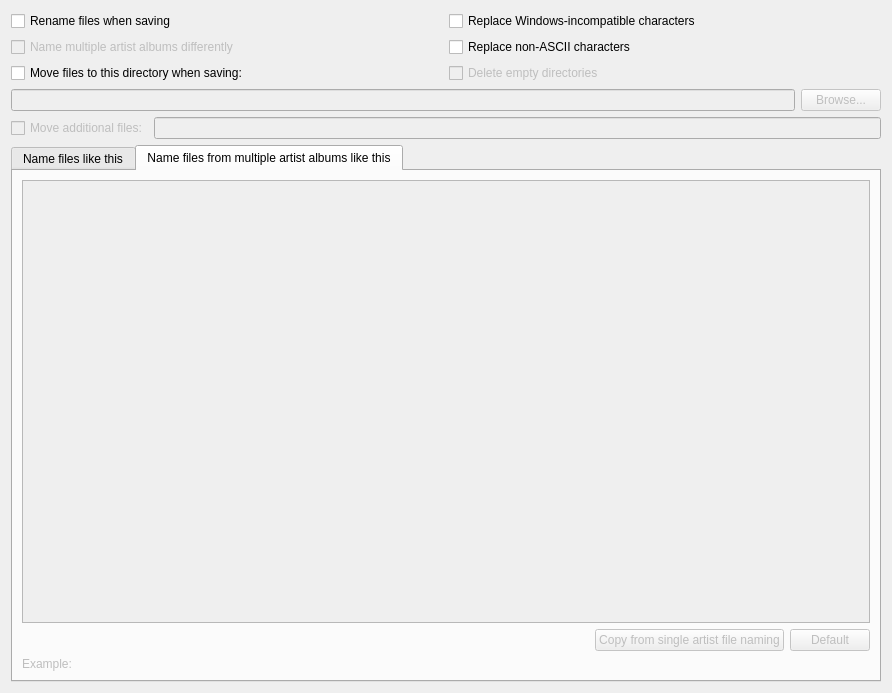
Old version of the form ui/options_renaming.ui in the repository metabrainz/picard.
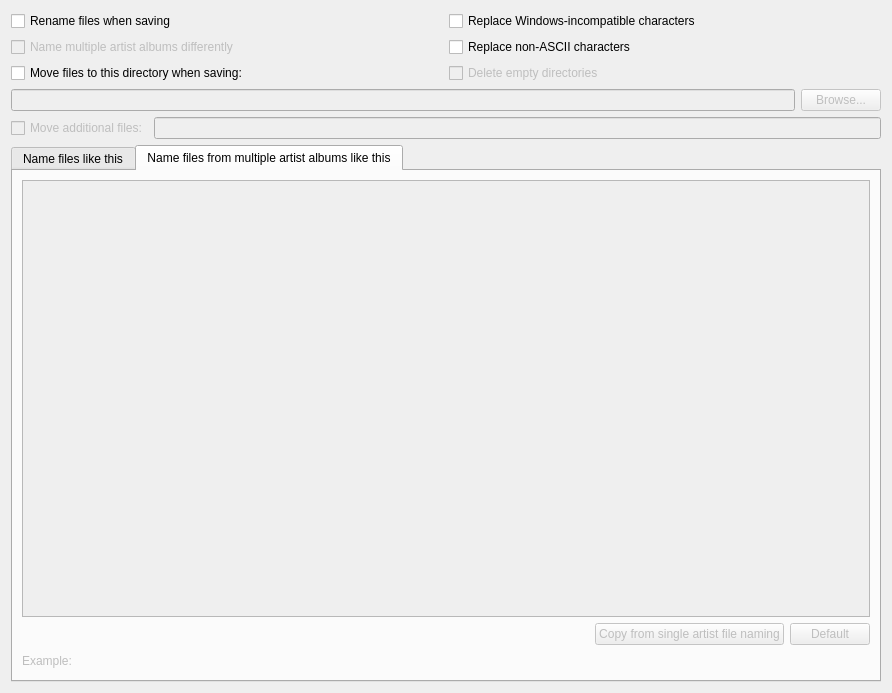
New version of the form. The open tabs and pages were chosen to show the change.

Commit message: make the examples use wordwrap and more space

Patch:
```diff
--- a/ui/options_renaming.ui
+++ b/ui/options_renaming.ui
@@ -323,16 +323,50 @@
         <layout class="QHBoxLayout" name="horizontalLayout_2">
          <item>
           <widget class="QLabel" name="label_2">
+           <property name="sizePolicy">
+            <sizepolicy hsizetype="Maximum" vsizetype="Preferred">
+             <horstretch>0</horstretch>
+             <verstretch>0</verstretch>
+            </sizepolicy>
+           </property>
            <property name="text">
             <string>Example:</string>
            </property>
           </widget>
          </item>
+         <item>
+          <spacer name="horizontalSpacer_2">
+           <property name="orientation">
+            <enum>Qt::Horizontal</enum>
+           </property>
+           <property name="sizeType">
+            <enum>QSizePolicy::Minimum</enum>
+           </property>
+           <property name="sizeHint" stdset="0">
+            <size>
+             <width>10</width>
+             <height>20</height>
+            </size>
+           </property>
+          </spacer>
+         </item>
          <item>
           <widget class="QLabel" name="example_filename_va">
+           <property name="sizePolicy">
+            <sizepolicy hsizetype="Preferred" vsizetype="Preferred">
+             <horstretch>0</horstretch>
+             <verstretch>0</verstretch>
+            </sizepolicy>
+           </property>
            <property name="text">
             <string/>
            </property>
+           <property name="alignment">
+            <set>Qt::AlignRight|Qt::AlignTrailing|Qt::AlignVCenter</set>
+           </property>
+           <property name="wordWrap">
+            <bool>true</bool>
+           </property>
           </widget>
          </item>
         </layout>
```
Left out of the diff: 31 changed lines with no effect on the pictures. The commit also changes 1 other file.
